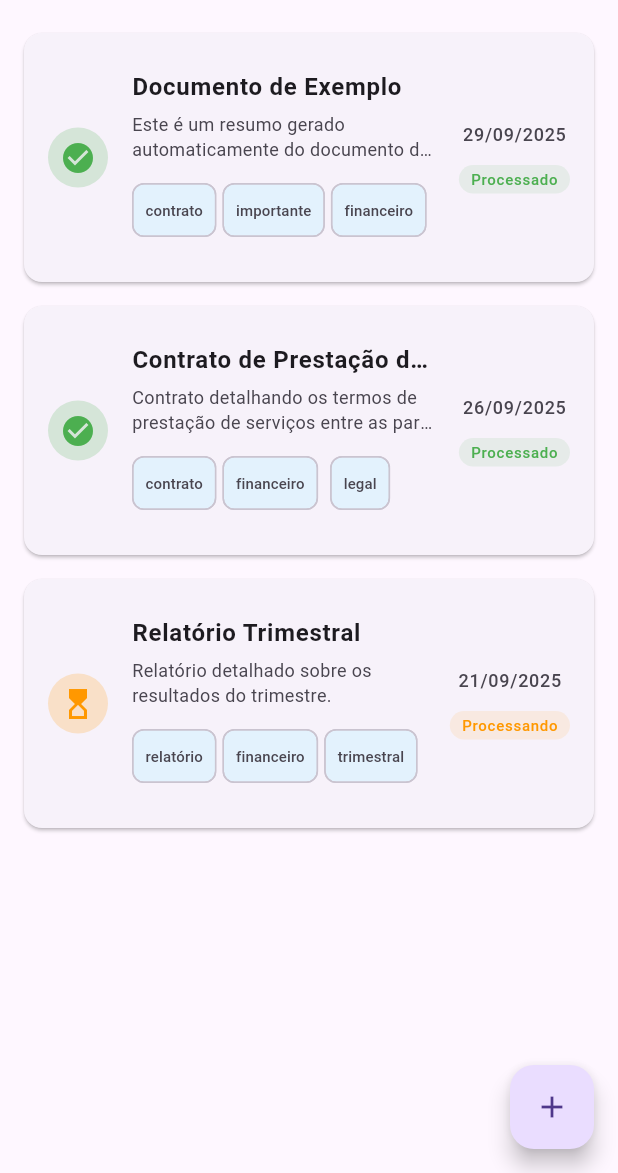
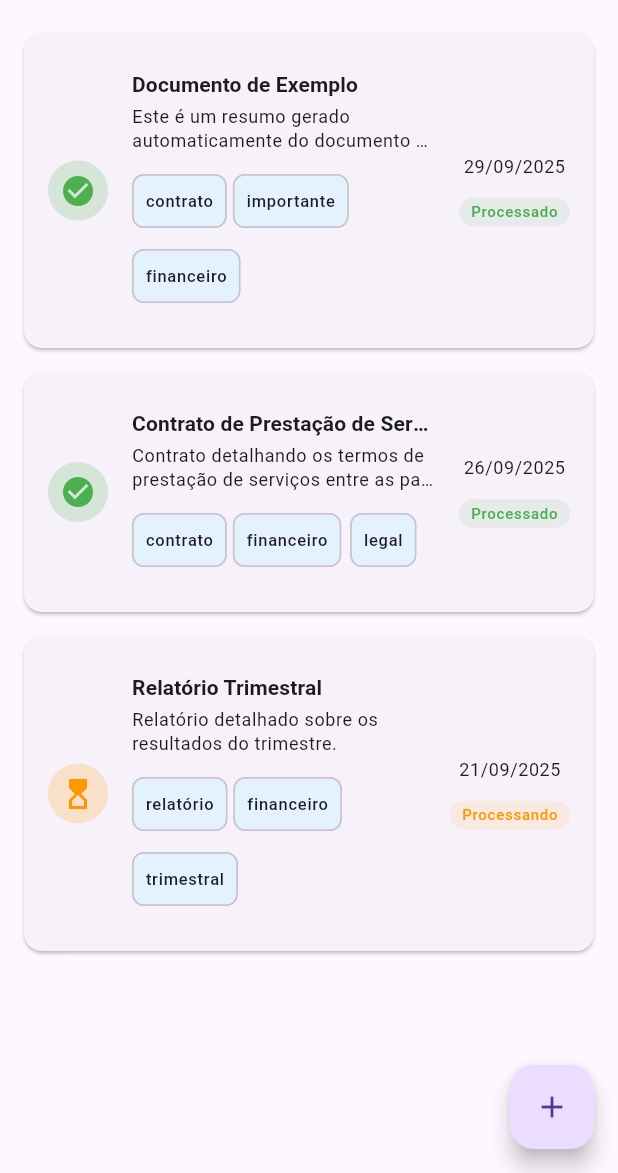
Before and after one commit to CartaOS/CartaOS, a Flutter app: the HomeScreen screen opened by its route, on a phone screen of 412 x 824 dp, the part 63-1236 px from its top. Run offline on Flutter 3.47's test engine with Material 3 defaults, Android fonts, the phone set to English and light mode, and no system bars.

Commit message:
refactor(document): use theme-based text styling in document list widget
- Replace hardcoded TextStyle with Theme.of(context).textTheme for better consistency
- Use titleSmall.copyWith(fontWeight: FontWeight.bold) for document titles
- Use bodySmall for document summary and date text
- Use labelSmall for tag chips
- Improves maintainability and follows Flutter theming best practices

```diff
--- a/lib/src/features/document/presentation/widgets/document_list_widget.dart
+++ b/lib/src/features/document/presentation/widgets/document_list_widget.dart
@@ -37,7 +37,7 @@ class DocumentListWidget extends StatelessWidget {
             ),
             title: Text(
               document.title,
-              style: const TextStyle(fontWeight: FontWeight.bold),
+              style: Theme.of(context).textTheme.titleSmall?.copyWith(fontWeight: FontWeight.bold),
               maxLines: 1,
               overflow: TextOverflow.ellipsis,
             ),
@@ -49,7 +49,7 @@ class DocumentListWidget extends StatelessWidget {
                   '${document.summary ?? ''}',
                   maxLines: 2,
                   overflow: TextOverflow.ellipsis,
-                  style: const TextStyle(fontSize: 12),
+                  style: Theme.of(context).textTheme.bodySmall,
                 ),
                 const SizedBox(height: 8),
                 Wrap(
@@ -60,7 +60,7 @@ class DocumentListWidget extends StatelessWidget {
                       .map((tag) => Chip(
                             label: Text(
                               tag,
-                              style: const TextStyle(fontSize: 10),
+                              style: Theme.of(context).textTheme.labelSmall,
                             ),
                             backgroundColor: Colors.blue.shade50,
                             padding: const EdgeInsets.symmetric(
@@ -77,7 +77,7 @@ class DocumentListWidget extends StatelessWidget {
               children: [
                 Text(
                   dateFormat.format(document.processedAt ?? document.createdAt),
-                  style: const TextStyle(fontSize: 12),
+                  style: Theme.of(context).textTheme.bodySmall,
                 ),
                 const SizedBox(height: 4),
                 Container(
```
